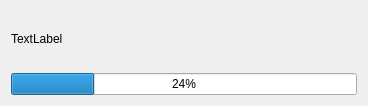
This is Basket/src/Ihm/ProgressBar.ui in nantodevison/Basket as Qt 5 draws it before an edit. The edited form follows.
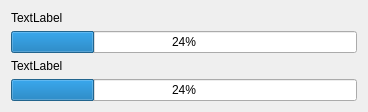
This is the edited form.

Commit message: modif fonctionnemnet telechargement et televersement ok. Ajout ProgessBar.ui

The edit to the form file:
```diff
--- a/Basket/src/Ihm/ProgressBar.ui
+++ b/Basket/src/Ihm/ProgressBar.ui
@@ -14,6 +14,20 @@
    <string>Dialog</string>
   </property>
   <layout class="QVBoxLayout" name="verticalLayout">
+   <item>
+    <widget class="QLabel" name="label_nbJournee">
+     <property name="text">
+      <string>TextLabel</string>
+     </property>
+    </widget>
+   </item>
+   <item>
+    <widget class="QProgressBar" name="progressBar_nbJournee">
+     <property name="value">
+      <number>24</number>
+     </property>
+    </widget>
+   </item>
    <item>
     <widget class="QLabel" name="label_etape">
      <property name="text">
```
The commit also changes 5 other files.
